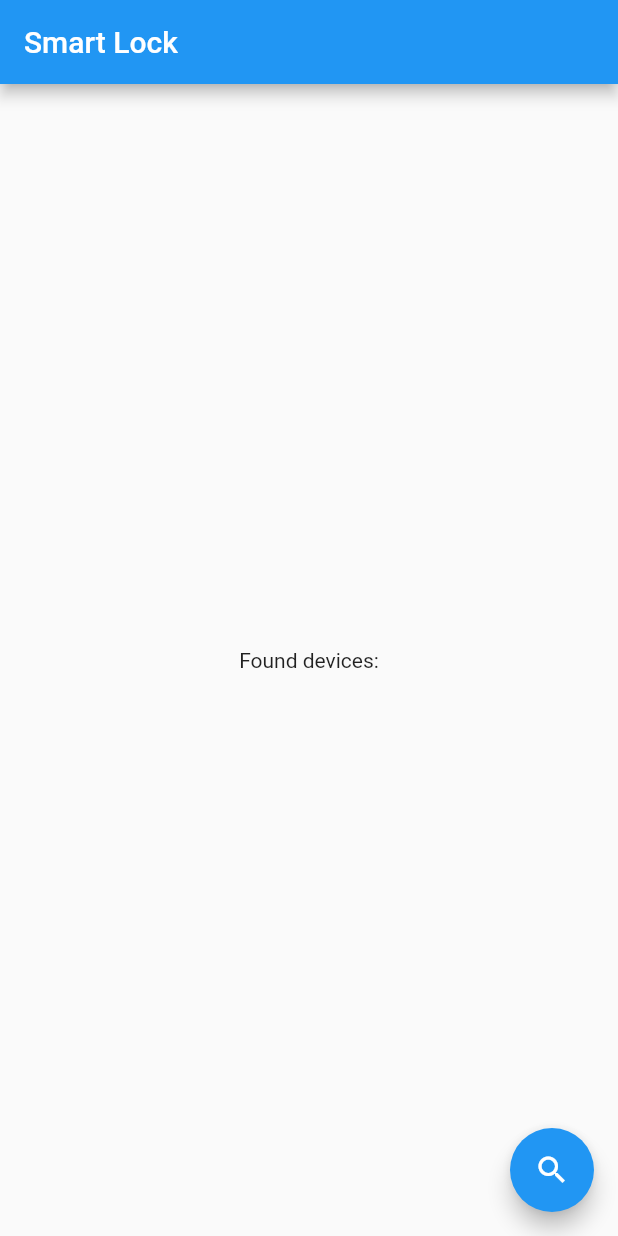
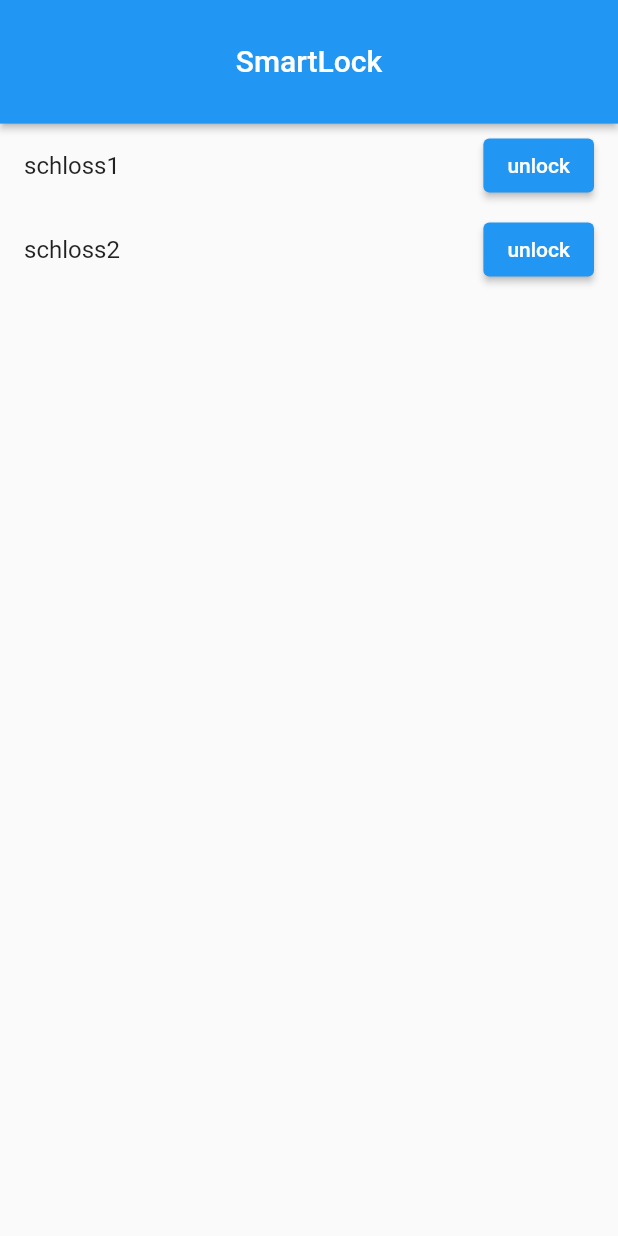
Before and after one commit to iot-smart-lock/app, a Flutter app: the screen it shows after launch, on a phone screen of 412 x 824 dp. Run offline on Flutter 3.47's test engine with Material 2 defaults, Android fonts, the phone set to English and light mode, and no system bars; missing offline and left inert: flutter_reactive_ble.

Commit message:
added list, tried image integration

```diff
--- a/lib/home.dart
+++ b/lib/home.dart
@@ -1,5 +1,6 @@
 import 'package:flutter/material.dart';
 import 'package:flutter_reactive_ble/flutter_reactive_ble.dart';
+
 
 class MyHomePage extends StatefulWidget {
   const MyHomePage({super.key, required this.title});
@@ -11,7 +12,7 @@ class MyHomePage extends StatefulWidget {
 }
 
 class _MyHomePageState extends State<MyHomePage> {
-  List<String> _devices = [];
+  List<String> _devices = ["schloss1", "schloss2"]; //connected smartlocks (hardcode at first)
   String _error_msg = "";
   final flutterReactiveBle = FlutterReactiveBle();
 
@@ -29,7 +30,7 @@ class _MyHomePageState extends State<MyHomePage> {
     });
   }
 
-  @override
+/*  @override
   Widget build(BuildContext context) {
     return Scaffold(
       appBar: AppBar(
@@ -55,4 +56,73 @@ class _MyHomePageState extends State<MyHomePage> {
       ), // This trailing comma makes auto-formatting nicer for build methods.
     );
   }
+}*/
+
+
+  @override
+  Widget build(BuildContext context) {
+    return Scaffold(
+      appBar: PreferredSize(
+        preferredSize:
+            Size.fromHeight(MediaQuery.of(context).size.height * 0.1),
+        child: AppBar(
+          //backgroundColor: FlutterFlowTheme.of(context).secondaryColor,
+          automaticallyImplyLeading: false,
+          title: Align(
+            alignment: AlignmentDirectional(0, 0),
+            child: Padding(
+              padding: EdgeInsetsDirectional.fromSTEB(0, 25, 0, 0),
+              child: Text(
+                'SmartLock',
+                textAlign: TextAlign.center,
+                //style: FlutterFlowTheme.of(context).title1,
+              ),
+            ),
+          ),
+          actions: [],
+          centerTitle: false,
+          elevation: 2,
+        ),
+      ),
+      body: ListView.builder(
+        itemCount: _devices.length,
+        itemBuilder: (context, index) {
+          return ListTile(
+            title: Text(_devices[index]),
+            trailing: ElevatedButton(
+              onPressed: () {
+                // do something when button is pressed
+              },
+              child: Text('unlock'),
+            ),
+          );
+        },
+      ));
+      /*body: Column(
+            mainAxisSize: MainAxisSize.max,
+            children: [
+              /*Image.asset(
+                'images/smartlock.png',
+                width: double.infinity,
+                height: MediaQuery.of(context).size.height * 0.4,
+                fit: BoxFit.cover,
+              ),*/
+             ListView.builder(
+              itemCount: _devices.length,
+              itemBuilder: (context, index) {
+                return ListTile(
+                  title: Text(_devices[index]),
+                  trailing: ElevatedButton(
+                    onPressed: () {
+                      // do something when button is pressed
+                    },
+                    child: Text('unlock'),
+                  ),
+                );
+              },
+            ),
+            ]
+        ));*/
+
+  }
 }
```
Also changed, not shown: lib/images/smartlock.png (added), 1 other file.
